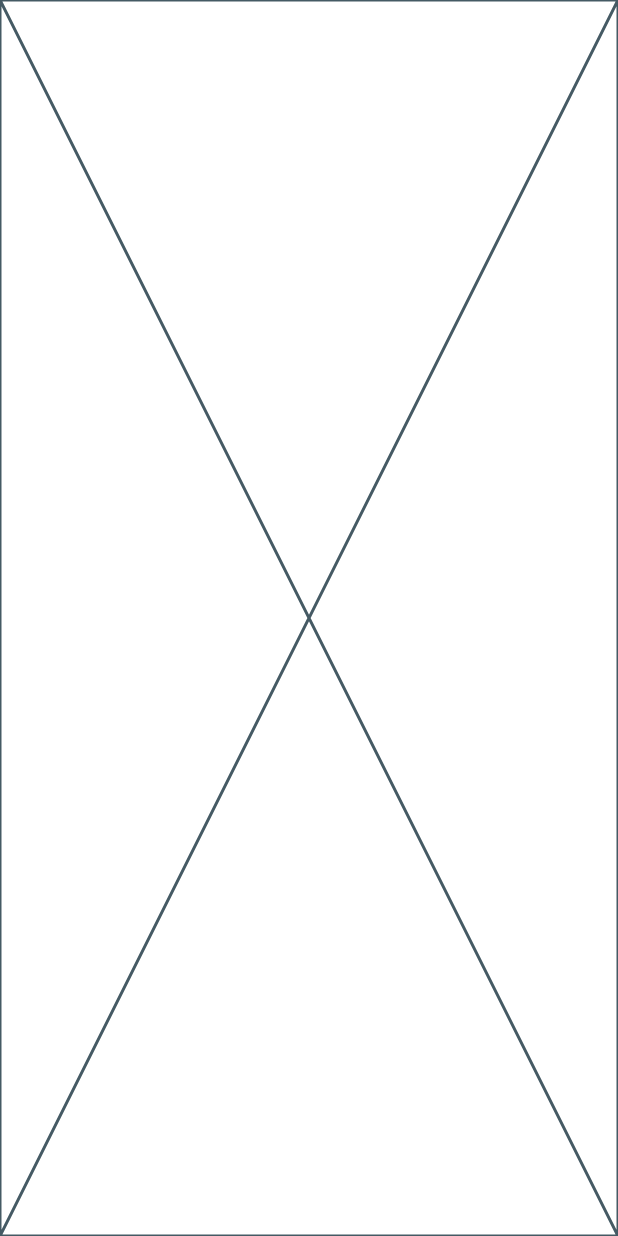
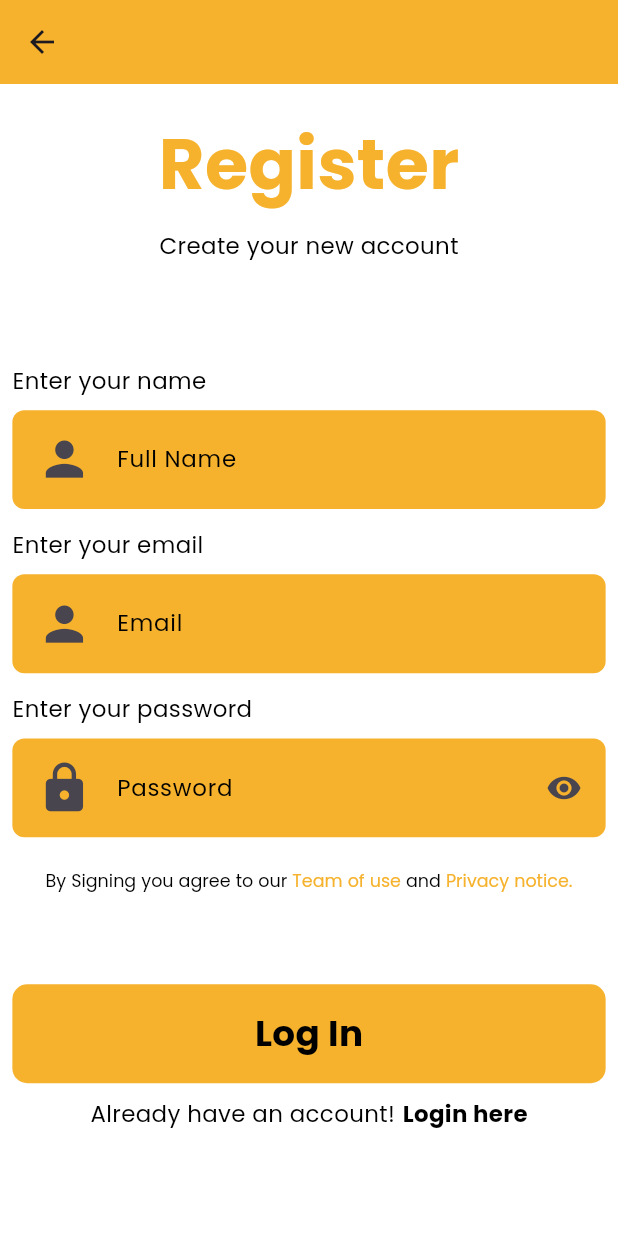
Before and after one commit to sadiqawan/AES_Project, a Flutter app: the screen it shows after launch, after a tap on "Sign Up", on a phone screen of 412 x 824 dp. Run offline on Flutter 3.47's test engine with Material 3 defaults, Android fonts, the light colour scheme and no system bars; our stand-ins replace get, google_fonts, shared_preferences, sizer; missing offline and left inert: fade_out_particle.

Commit message:
signup  view done

```diff
--- a/lib/constant/cont_text.dart
+++ b/lib/constant/cont_text.dart
@@ -1,6 +1,11 @@
 const appName = 'A Z O U R E';
 const login = 'Log In';
 const signUp = 'Sign Up';
+const register = 'Register';
+const enterYourName = 'Enter your name';
+const enterYourEmail = 'Enter your email';
+const enterYourPassword = 'Enter your password';
+const createNewAccount = 'Create your new account';
 const loading = 'Loading...';
 const forgotPassword = 'Forgot Password?';
 const welcomeBack = 'Welcome Back';
--- a/lib/ui/mobile_ui/auth_views/login_view.dart
+++ b/lib/ui/mobile_ui/auth_views/login_view.dart
@@ -10,7 +10,6 @@ import 'package:sizer/sizer.dart';
 import '../../../constant/cont_text.dart';
 import '../../../widgets/costum_button.dart';
 import '../../../widgets/custom_textfield.dart';
-
 class LoginView extends StatefulWidget {
   const LoginView({super.key});
 
--- a/lib/ui/mobile_ui/auth_views/signup_view.dart
+++ b/lib/ui/mobile_ui/auth_views/signup_view.dart
@@ -1,4 +1,15 @@
+import 'package:ase/constant/cont_colors.dart';
+import 'package:ase/extensions/size_box.dart';
+import 'package:ase/ui/mobile_ui/auth_views/auth_vm.dart';
+import 'package:ase/ui/mobile_ui/auth_views/login_view.dart';
 import 'package:flutter/material.dart';
+import 'package:get/get.dart';
+import 'package:sizer/sizer.dart';
+
+import '../../../constant/const_style.dart';
+import '../../../constant/cont_text.dart';
+import '../../../widgets/costum_button.dart';
+import '../../../widgets/custom_textfield.dart';
 
 class SignupView extends StatefulWidget {
   const SignupView({super.key});
@@ -10,6 +21,135 @@ class SignupView extends StatefulWidget {
 class _SignupViewState extends State<SignupView> {
   @override
   Widget build(BuildContext context) {
-    return const Placeholder();
+    return _screen(context);
   }
 }
+
+Widget _screen(BuildContext context) {
+  AuthController authController = Get.put(AuthController());
+  return Scaffold(
+    appBar: AppBar(backgroundColor: kSecondaryColor),
+    body: SingleChildScrollView(
+      child: Padding(
+        padding: EdgeInsets.symmetric(horizontal: 2.w),
+        child: Column(
+          crossAxisAlignment: CrossAxisAlignment.center,
+          children: [
+            20.height,
+            Text(register, style: kHeading2B),
+            10.height,
+            Text(createNewAccount, style: kSmallTitle1),
+            60.height,
+            Column(
+              children: [
+                _enterFieldText(enterYourName),
+                CustomTextField(
+                  keyboardType: TextInputType.emailAddress,
+                  hint: 'Full Name',
+                  icon: Icons.person,
+                  controller: authController.emailC,
+                ),
+                5.height,
+                _enterFieldText(enterYourEmail),
+                CustomTextField(
+                  keyboardType: TextInputType.emailAddress,
+                  hint: 'Email',
+                  icon: Icons.person,
+                  controller: authController.emailC,
+                ),
+                5.height,
+                _enterFieldText(enterYourPassword),
+                CustomTextField(
+                  obscureText: true,
+                  keyboardType: TextInputType.text,
+                  hint: 'Password',
+                  icon: Icons.lock,
+                  suffixIcon: Icons.remove_red_eye,
+                  suffixOnTap: () {},
+                  controller: authController.passC,
+                ),
+                20.height,
+                RichText(
+                  text: TextSpan(
+                    style: TextStyle(wordSpacing: 2.sp),
+                    children: [
+                      TextSpan(
+                        text: 'By Signing you agree to our ',
+                        style: kSmallTitle1.copyWith(fontSize: 14.sp),
+                      ),
+                      TextSpan(
+                        text: 'Team of use ',
+                        style: kSmallTitle1.copyWith(
+                          fontSize: 14.sp,
+                          color: kSecondaryColor,
+                        ),
+                      ),
+                      TextSpan(
+                        text: 'and ',
+                        style: kSmallTitle1.copyWith(fontSize: 14.sp),
+                      ),
+                      TextSpan(
+                        text: 'Privacy notice.',
+                        style: kSmallTitle1.copyWith(
+                          fontSize: 14.sp,
+                          color: kSecondaryColor,
+                        ),
+                      ),
+                    ],
+                  ),
+                ),
+                60.height,
+                Obx(() {
+                  return CustomButton(
+                    title: authController.isLoading.value ? loading : login,
+                    onTap: () {
+                      if (authController.emailC.text.isEmpty ||
+                          authController.passC.text.isEmpty) {
+                        Get.snackbar(
+                          'Failed',
+                          'Error: Enter valid Credentials',
+                          snackPosition: SnackPosition.TOP,
+                          backgroundColor: Colors.red.withOpacity(.3),
+                        );
+                      } else {
+                        // authController.login();
+                      }
+                    },
+                  );
+                }),
+                10.height,
+                Row(
+                  mainAxisAlignment: MainAxisAlignment.center,
+                  children: [
+                    Text('Already have an account!', style: kSmallTitle1),
+                   5.width,
+                    InkWell(
+                      child: Text(
+                        "Login here",
+                        style: kSubTitle2B.copyWith(fontSize: 16.sp),
+                      ),
+                      onTap: () {
+                        Get.offAll(() => LoginView());
+                      },
+                    ),
+                  ],
+                ),
+              ],
+            ),
+          ],
+        ),
+      ),
+    ),
+
+  );
+
+}
+Widget _enterFieldText(String title){
+  return  Padding(
+    padding: EdgeInsets.symmetric(vertical: 1.h),
+    child: Align(
+      alignment: Alignment.centerLeft,
+      child: Text(title, style: kSmallTitle1),
+    ),
+  );
+}
```
